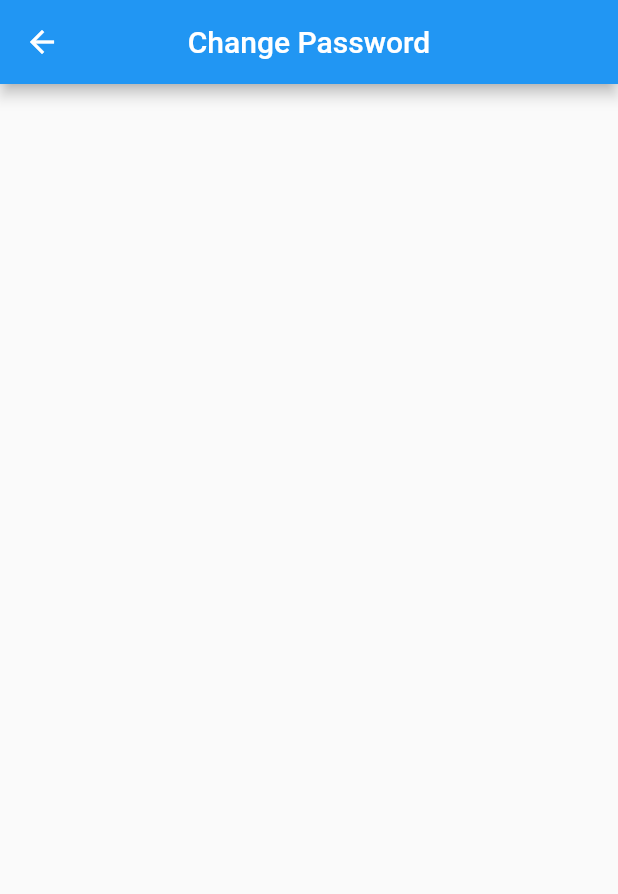
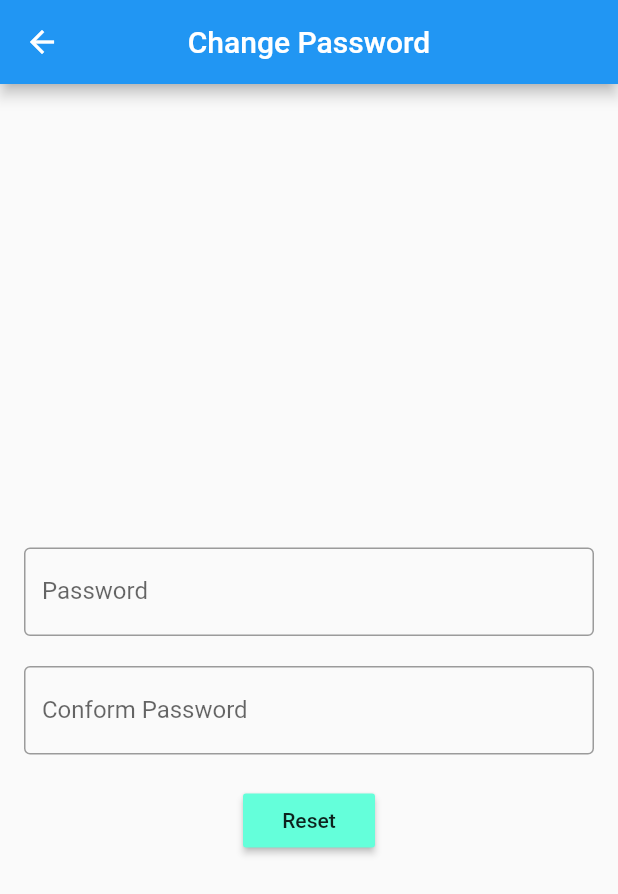
Before and after one commit to AkashMatlani/evv_plus, a Flutter app: the ChangePassword screen opened directly, on a phone screen of 412 x 824 dp. Shown: the top 894 px of the screen. Run offline on Flutter 3.47's test engine with Material 2 defaults, Android fonts, the phone set to English and light mode, and no system bars; our stand-ins replace flutter_spinkit, rxdart, simple_animations.

Commit message:
add change password screen

```diff
--- a/lib/Ui/ChangePassword.dart
+++ /dev/null
@@ -1,18 +0,0 @@
-import 'package:flutter/material.dart';
-
-class ChangePassword extends StatefulWidget {
-  @override
-  _ChangePasswordState createState() => _ChangePasswordState();
-}
-
-class _ChangePasswordState extends State<ChangePassword> {
-  @override
-  Widget build(BuildContext context) {
-    return Scaffold(
-      appBar: AppBar(
-        centerTitle: true,
-        title: Text("Change Password"),
-      ),
-    );
-  }
-}
--- /dev/null
+++ b/lib/Ui/ChangePwdScreen.dart
@@ -0,0 +1,75 @@
+import 'package:evv_plus/GeneralUtils/Utils.dart';
+import 'package:evv_plus/Ui/LoginScreen.dart';
+import 'package:evv_plus/changepasswordbloc.dart';
+import 'package:flutter/material.dart';
+
+class ChangePassword extends StatefulWidget {
+  @override
+  _ChangePasswordState createState() => _ChangePasswordState();
+}
+
+class _ChangePasswordState extends State<ChangePassword> {
+  @override
+  Widget build(BuildContext context) {
+    final bloc = changepasswordbloc();
+    return Scaffold(
+      appBar: AppBar(
+        centerTitle: true,
+        title: Text("Change Password"),
+      ),
+      body: SingleChildScrollView(
+        child: Container(
+          height: MediaQuery.of(context).size.height,
+          padding: EdgeInsets.all(16),
+          child: Column(
+            mainAxisSize: MainAxisSize.max,
+            mainAxisAlignment: MainAxisAlignment.center,
+            children: <Widget>[
+              StreamBuilder<String>(
+                stream: bloc.password,
+                builder: (context, snapshot) => TextField(
+                  onChanged: bloc.passwordChanged,
+                  keyboardType: TextInputType.text,
+                  obscureText: true,
+                  decoration: InputDecoration(
+                      border: OutlineInputBorder(),
+                      hintText: "Password",
+                      labelText: "Password",
+                      errorText: snapshot.error),
+                ),
+              ),
+              SizedBox(
+                height: 20.0,
+              ),
+              StreamBuilder<String>(
+                stream: bloc.conformpassword,
+                builder: (context, snapshot) => TextField(
+                   onChanged: bloc.conformpasswordChanged,
+                  keyboardType: TextInputType.text,
+                  obscureText: true,
+                  decoration: InputDecoration(
+                      border: OutlineInputBorder(),
+                      hintText: "Conform password",
+                      labelText: "Conform Password",
+                      errorText: snapshot.error),
+                ),
+              ),
+              SizedBox(
+                height: 20.0,
+              ),
+              StreamBuilder<bool>(
+                //stream: bloc.submitCheck,
+                builder: (context, snapshot) => RaisedButton(
+                  color: Colors.tealAccent,
+                  onPressed: () =>
+                      {Utils.navigateReplaceToScreen(context, LoginPage())},
+                  child: Text("Reset"),
+                ),
+              ),
+            ],
+          ),
+        ),
+      ),
+    );
+  }
+}
--- a/lib/Ui/IntoductionPage.dart
+++ b/lib/Ui/IntroScreen.dart
@@ -4,8 +4,8 @@ import 'package:evv_plus/Models/SliderModel.dart';
 import 'package:flutter/cupertino.dart';
 import 'package:flutter/material.dart';
 
-import 'LoginPage.dart';
-import 'SlideDots.dart';
+import 'LoginScreen.dart';
+import '../GeneralUtils/PageIndicator.dart';
 
 class IntoductionPage extends StatefulWidget {
   @override
--- a/lib/Ui/SplashScreen.dart
+++ b/lib/Ui/SplashScreen.dart
@@ -3,7 +3,8 @@ import 'dart:async';
 import 'package:evv_plus/GeneralUtils/ColorExtension.dart';
 import 'package:flutter/material.dart';
 
-import 'IntoductionPage.dart';
+import 'IntroScreen.dart';
+
 
 class SplashScreen extends StatefulWidget {
   @override
--- a/lib/bloc.dart
+++ b/lib/bloc.dart
@@ -18,7 +18,7 @@ class Bloc extends Object with Validators implements BaseBloc {
       _passwordController.stream.transform(passwordValidator);
 
   Stream<bool> get submitCheck =>
-      Rx.combineLatest2(email, password, (e, p) => true);
+      Rx.combineLatest2(email, password, (e, p) => false);
 
   submit() {
     print("xyx");
--- /dev/null
+++ b/lib/changepasswordbloc.dart
@@ -0,0 +1,43 @@
+import 'dart:async';
+import 'validator.dart';
+import 'package:rxdart/rxdart.dart';
+
+class changepasswordbloc extends Object with Validators implements BaseBloc {
+  final _passwordController = BehaviorSubject<String>();
+  final _conformpasswordController = BehaviorSubject<String>();
+
+  Function(String) get passwordChanged => _passwordController.sink.add;
+  Function(String) get conformpasswordChanged => _conformpasswordController.sink.add;
+
+  //Another way
+  // StreamSink<String> get emailChanged => _emailController.sink;
+  // StreamSink<String> get passwordChanged => _passwordController.sink;
+
+  Stream<String> get password => _passwordController.stream.transform(passwordValidator);
+  Stream<String> get conformpassword =>
+      _conformpasswordController.stream.transform(conformPasswordValidator)
+      .doOnData((String c) {
+        if (0 != _passwordController.value.compareTo(c)){
+          // If they do not match, add an error
+          _conformpasswordController.addError("No Match");
+        }
+      });
+
+
+  Stream<bool> get submitCheck =>
+      Rx.combineLatest2(password, conformpassword, (e, p) => true);
+
+  submit() {
+    print("xyx");
+  }
+
+  @override
+  void dispose() {
+    _passwordController?.close();
+    _conformpasswordController?.close();
+  }
+}
+
+abstract class BaseBloc {
+  void dispose();
+}
--- a/lib/validator.dart
+++ b/lib/validator.dart
@@ -22,4 +22,27 @@ mixin Validators{
       }
   );
 
+  var conformPasswordValidator = StreamTransformer<String,String>.fromHandlers(
+      handleData: (conformPassword,sink){
+        if(conformPassword.length>4){
+          sink.add(conformPassword);
+        }else{
+          sink.addError("Password length should be greater than 4 chars.");
+        }
+      }
+  );
+
+  // var matchPasswordValidator = StreamTransformer<String,String,String>.fromHandlers(
+  //     handleData: (password,sink){
+  //       if(newpassword.length>4){
+  //         sink.add(newpassword);
+  //       }else{
+  //         sink.addError("Password length should be greater than 4 chars.");
+  //       }
+  //     }
+  // );
+
+
+  //!conformpassword.text.toString().equals(password.text.toString())
+
 }
```
Also changed, not shown: lib/Ui/LoginScreen.dart (renamed from lib/Ui/LoginPage.dart, +12 -4 lines), lib/GeneralUtils/PageIndicator.dart (renamed from lib/Ui/SlideDots.dart).
